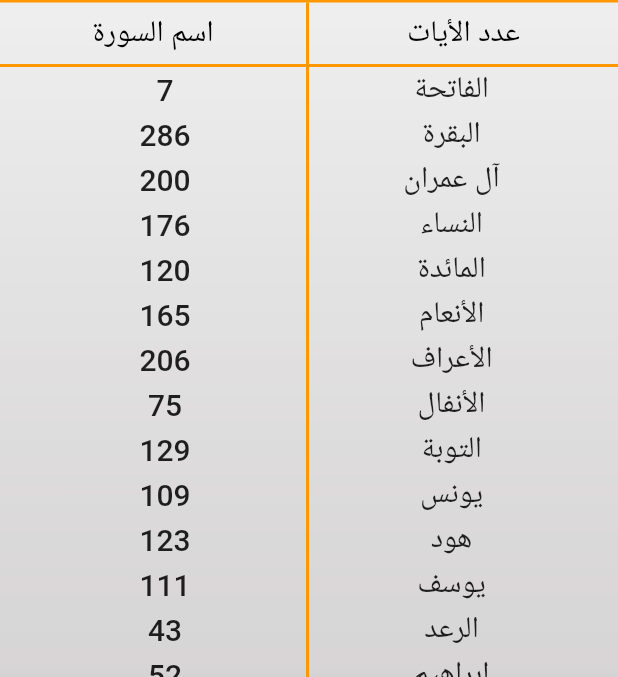
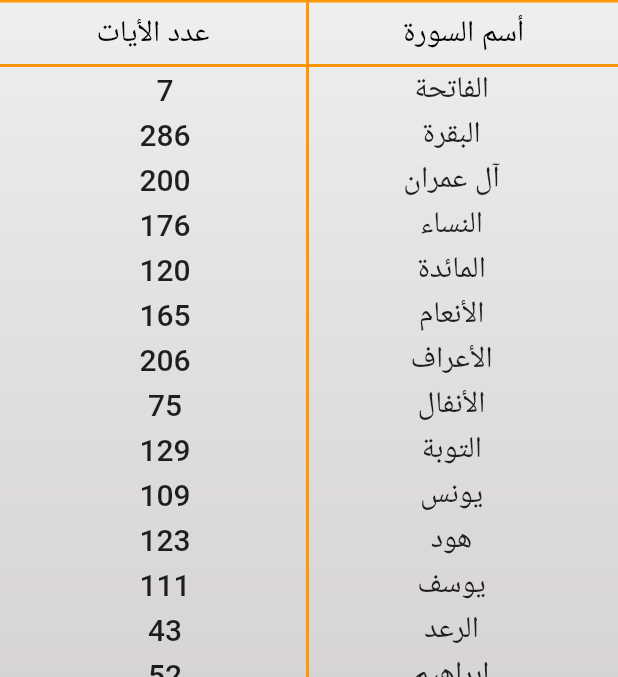
Before and after one commit to Mohamed-Yosry/quran_Flutter, a Flutter app: the screen it shows after launch, on a phone screen of 412 x 824 dp, the part 407-1084 px from its top. Run offline on Flutter 3.47's test engine with Material 2 defaults, Android fonts, the phone set to English and light mode, and no system bars.

Commit message:
ready to be merged into the master branch

```diff
--- a/lib/sowarListPage.dart
+++ b/lib/sowarListPage.dart
@@ -165,14 +165,14 @@ class SurahsList extends StatelessWidget {
                     child: new Container(
                       alignment: Alignment.center,
                       decoration: BoxDecoration(border: Border(right: BorderSide(color: Colors.orange, width: 2))),
-                      child: new Text("اسم السورة",textDirection: TextDirection.rtl, style: new TextStyle(
+                      child: new Text("عدد الأيات",textDirection: TextDirection.rtl, style: new TextStyle(
                       fontSize: 20, color: Colors.black,
                       )),
                     ),
                   ),
                   new Expanded(
                       child: new Container(
-                        child: new Text("عدد الأيات",textDirection: TextDirection.rtl, style: new TextStyle(
+                        child: new Text("أسم السورة",textDirection: TextDirection.rtl, style: new TextStyle(
                         fontSize: 20, color: Colors.black,
                         )),
                         alignment: Alignment.center,
```
